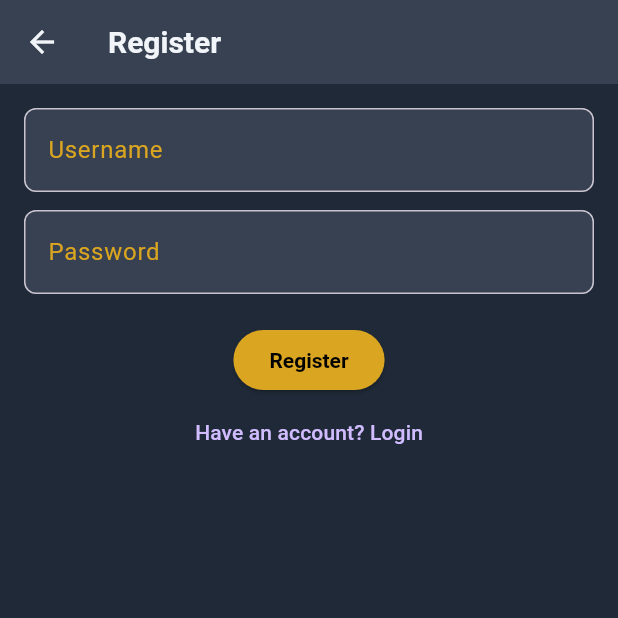
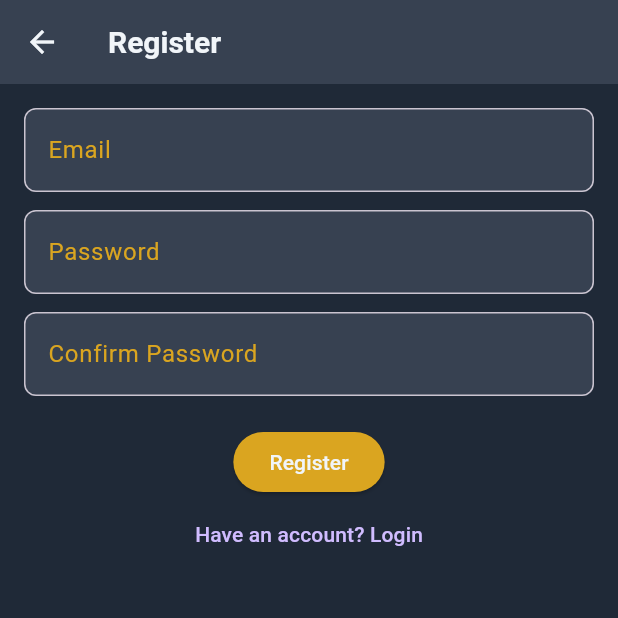
Before and after one commit to clwest/move_that_ass, a Flutter app: the screen it shows after launch, after a tap on "Login", after a tap on "Need an account? Register", on a phone screen of 412 x 824 dp, the top half of it. Run offline on Flutter 3.47's test engine with Material 3 defaults, Android fonts, the phone set to English and light mode, and no system bars; our stand-ins replace audioplayers, flutter_secure_storage, gallery_saver, permission_handler, share_plus, shared_preferences; missing offline and left inert: record; network calls fail.

Commit message:
Refactor auth flow and update tests

```diff
--- a/frontend/momentum_flutter/lib/main.dart
+++ b/frontend/momentum_flutter/lib/main.dart
@@ -8,7 +8,7 @@ import 'pages/voice_journal_page.dart';
 import 'pages/challenge_result_page.dart';
 
 import 'themes/app_theme.dart';
-import 'services/token_service.dart';
+import 'services/auth_service.dart';
 import 'services/api_service.dart';
 import 'config.dart';
 
@@ -55,8 +55,8 @@ class MyApp extends StatelessWidget {
   }
 
   Future<Widget> _determineHome() async {
-    final token = await TokenService.getToken();
-    if (token == null || token.isEmpty) return const LoginPage();
+    final authed = await AuthService.isAuthenticated();
+    if (!authed) return const LoginPage();
 
     final profile = await ApiService.fetchProfile();
     if (profile.displayName.isEmpty) return const ProfilePage();
--- a/frontend/momentum_flutter/lib/pages/challenge_result_page.dart
+++ b/frontend/momentum_flutter/lib/pages/challenge_result_page.dart
@@ -71,7 +71,8 @@ class _ChallengeResultPageState extends State<ChallengeResultPage> {
                   : () {
                       Navigator.pop(context, true);
                     },
-              child: const Text('Mark Complete'),
+              child: Text('Mark Complete',
+                  style: Theme.of(context).textTheme.labelLarge),
             ),
             const SizedBox(height: 8),
             OutlinedButton(
--- a/frontend/momentum_flutter/lib/pages/goal_setup_page.dart
+++ b/frontend/momentum_flutter/lib/pages/goal_setup_page.dart
@@ -54,7 +54,11 @@ class _GoalSetupPageState extends State<GoalSetupPage> {
                 decoration: const InputDecoration(labelText: 'Target'),
               ),
               const SizedBox(height: 16),
-              ElevatedButton(onPressed: _save, child: const Text('Save Goal')),
+              ElevatedButton(
+                onPressed: _save,
+                child:
+                    Text('Save Goal', style: Theme.of(context).textTheme.labelLarge),
+              ),
             ],
           ),
         ),
--- a/frontend/momentum_flutter/lib/pages/login_page.dart
+++ b/frontend/momentum_flutter/lib/pages/login_page.dart
@@ -1,7 +1,6 @@
 import 'package:flutter/material.dart';
 
-import '../services/api_service.dart';
-import '../services/token_service.dart';
+import '../services/auth_service.dart';
 import 'register_page.dart';
 import '../main.dart';
 
@@ -14,7 +13,7 @@ class LoginPage extends StatefulWidget {
 
 class _LoginPageState extends State<LoginPage> {
   final GlobalKey<FormState> _loginFormKey = GlobalKey<FormState>();
-  final _usernameController = TextEditingController();
+  final _emailController = TextEditingController();
   final _passwordController = TextEditingController();
   String? _error;
   bool _loading = false;
@@ -25,8 +24,8 @@ class _LoginPageState extends State<LoginPage> {
       _loading = true;
     });
     try {
-      await ApiService.login(
-        _usernameController.text.trim(),
+      await AuthService.login(
+        _emailController.text.trim(),
         _passwordController.text,
       );
       if (!mounted) return;
@@ -45,7 +44,7 @@ class _LoginPageState extends State<LoginPage> {
 
   @override
   void dispose() {
-    _usernameController.dispose();
+    _emailController.dispose();
     _passwordController.dispose();
     super.dispose();
   }
@@ -62,8 +61,8 @@ class _LoginPageState extends State<LoginPage> {
             mainAxisAlignment: MainAxisAlignment.center,
             children: [
             TextField(
-              controller: _usernameController,
-              decoration: const InputDecoration(labelText: 'Username'),
+              controller: _emailController,
+              decoration: const InputDecoration(labelText: 'Email'),
             ),
             const SizedBox(height: 12),
             TextField(
@@ -83,7 +82,7 @@ class _LoginPageState extends State<LoginPage> {
               onPressed: _loading ? null : _login,
               child: _loading
                   ? const CircularProgressIndicator()
-                  : const Text('Login'),
+                  : Text('Login', style: Theme.of(context).textTheme.labelLarge),
             ),
             TextButton(
               onPressed: () {
--- a/frontend/momentum_flutter/lib/pages/register_page.dart
+++ b/frontend/momentum_flutter/lib/pages/register_page.dart
@@ -1,6 +1,6 @@
 import 'package:flutter/material.dart';
 
-import '../services/api_service.dart';
+import '../services/auth_service.dart';
 import 'login_page.dart';
 import '../main.dart';
 
@@ -12,8 +12,9 @@ class RegisterPage extends StatefulWidget {
 }
 
 class _RegisterPageState extends State<RegisterPage> {
-  final _usernameController = TextEditingController();
-  final _passwordController = TextEditingController();
+  final _emailController = TextEditingController();
+  final _password1Controller = TextEditingController();
+  final _password2Controller = TextEditingController();
   String? _error;
   bool _loading = false;
 
@@ -23,13 +24,14 @@ class _RegisterPageState extends State<RegisterPage> {
       _loading = true;
     });
     try {
-      await ApiService.register(
-        _usernameController.text.trim(),
-        _passwordController.text,
+      await AuthService.register(
+        _emailController.text.trim(),
+        _password1Controller.text,
+        _password2Controller.text,
       );
-      await ApiService.login(
-        _usernameController.text.trim(),
-        _passwordController.text,
+      await AuthService.login(
+        _emailController.text.trim(),
+        _password1Controller.text,
       );
       if (!mounted) return;
       Navigator.pushReplacement(
@@ -47,8 +49,9 @@ class _RegisterPageState extends State<RegisterPage> {
 
   @override
   void dispose() {
-    _usernameController.dispose();
-    _passwordController.dispose();
+    _emailController.dispose();
+    _password1Controller.dispose();
+    _password2Controller.dispose();
     super.dispose();
   }
 
@@ -62,13 +65,19 @@ class _RegisterPageState extends State<RegisterPage> {
           mainAxisAlignment: MainAxisAlignment.center,
           children: [
             TextField(
-              controller: _usernameController,
-              decoration: const InputDecoration(labelText: 'Username'),
+              controller: _emailController,
+              decoration: const InputDecoration(labelText: 'Email'),
             ),
             const SizedBox(height: 12),
             TextField(
-              controller: _passwordController,
+              controller: _password1Controller,
               decoration: const InputDecoration(labelText: 'Password'),
+              obscureText: true,
+            ),
+            const SizedBox(height: 12),
+            TextField(
+              controller: _password2Controller,
+              decoration: const InputDecoration(labelText: 'Confirm Password'),
               obscureText: true,
             ),
             if (_error != null) ...[
@@ -83,7 +92,7 @@ class _RegisterPageState extends State<RegisterPage> {
               onPressed: _loading ? null : _register,
               child: _loading
                   ? const CircularProgressIndicator()
-                  : const Text('Register'),
+                  : Text('Register', style: Theme.of(context).textTheme.labelLarge),
             ),
             TextButton(
               onPressed: () {
--- a/frontend/momentum_flutter/lib/pages/voice_journal_page.dart
+++ b/frontend/momentum_flutter/lib/pages/voice_journal_page.dart
@@ -102,7 +102,8 @@ class _VoiceJournalPageState extends State<VoiceJournalPage> {
                   final url = '${ApiService.baseUrl}$_audioUrl';
                   await _player.play(UrlSource(url));
                 },
-                child: const Text('Play Summary'),
+                child: Text('Play Summary',
+                    style: Theme.of(context).textTheme.labelLarge),
               ),
             if (_uploading) ...[
               const SizedBox(height: 20),
--- /dev/null
+++ b/frontend/momentum_flutter/lib/services/auth_service.dart
@@ -0,0 +1,86 @@
+import 'dart:convert';
+import 'package:flutter_secure_storage/flutter_secure_storage.dart';
+import 'package:http/http.dart' as http;
+
+import '../config.dart';
+
+class AuthService {
+  static final _storage = const FlutterSecureStorage();
+  static http.Client client = http.Client();
+  static const _accessKey = 'access_token';
+  static const _refreshKey = 'refresh_token';
+  static String? _access;
+  static String? _refresh;
+
+  static String get _baseUrl => AppConfig.baseUrl;
+
+  static Future<void> login(String email, String password) async {
+    final response = await client.post(
+      Uri.parse('$_baseUrl/api/auth/login/'),
+      headers: {'Content-Type': 'application/json'},
+      body: jsonEncode({'email': email, 'password': password}),
+    );
+    if (response.statusCode != 200) {
+      throw Exception('Login failed');
+    }
+    final data = jsonDecode(response.body) as Map<String, dynamic>;
+    _access = data['access'] as String?;
+    _refresh = data['refresh'] as String?;
+    if (_access == null || _refresh == null) {
+      throw Exception('Invalid response');
+    }
+    await _storage.write(key: _accessKey, value: _access);
+    await _storage.write(key: _refreshKey, value: _refresh);
+  }
+
+  static Future<void> register(String email, String p1, String p2) async {
+    final response = await client.post(
+      Uri.parse('$_baseUrl/api/auth/registration/'),
+      headers: {'Content-Type': 'application/json'},
+      body: jsonEncode({'email': email, 'password1': p1, 'password2': p2}),
+    );
+    if (response.statusCode != 201) {
+      throw Exception('Registration failed');
+    }
+  }
+
+  static Future<void> logout() async {
+    final refresh = await getRefreshToken();
+    if (refresh != null) {
+      await client.post(
+        Uri.parse('$_baseUrl/api/auth/logout/'),
+        headers: {'Content-Type': 'application/json'},
+        body: jsonEncode({'refresh': refresh}),
+      );
+    }
+    await clearTokens();
+  }
+
+  static Future<String?> getAccessToken() async {
+    if (_access != null) return _access;
+    _access = await _storage.read(key: _accessKey);
+    return _access;
+  }
+
+  static Future<String?> getRefreshToken() async {
+    if (_refresh != null) return _refresh;
+    _refresh = await _storage.read(key: _refreshKey);
+    return _refresh;
+  }
+
+  static Future<void> clearTokens() async {
+    _access = null;
+    _refresh = null;
+    await _storage.delete(key: _accessKey);
+    await _storage.delete(key: _refreshKey);
+  }
+
+  static Future<Map<String, String>> authHeaders() async {
+    final token = await getAccessToken();
+    if (token == null) return {};
+    return {'Authorization': 'Bearer $token'};
+  }
+
+  static Future<bool> isAuthenticated() async =>
+      (await getAccessToken()) != null;
+}
```
Also changed, not shown: frontend/momentum_flutter/lib/pages/meme_share_page.dart (+6 -3 lines), frontend/momentum_flutter/lib/pages/profile_page.dart (+6 -5 lines), frontend/momentum_flutter/lib/pages/today_page.dart (+6 -4 lines), frontend/momentum_flutter/lib/services/api_service.dart (+36 -94 lines), 8 other files.
